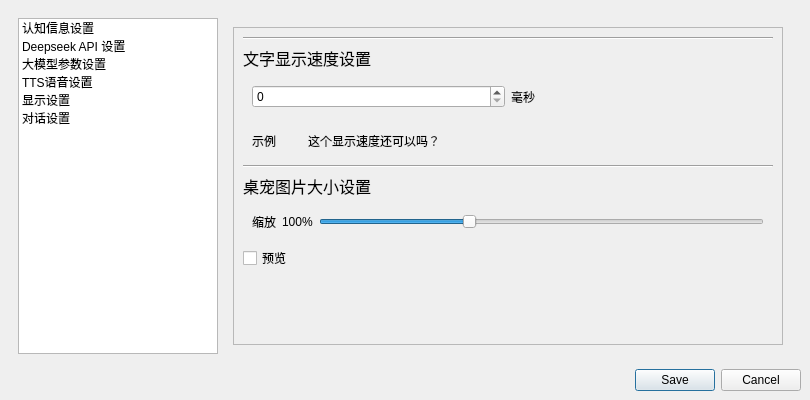
CodeCCsky/chatWithQing, file app/asset/xml/setting.ui: the form before one commit.
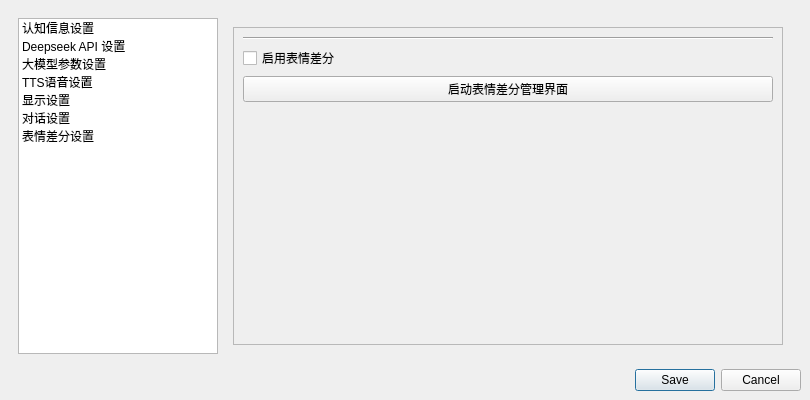
The form after the commit.

Commit message: upd 表情差分功能设置入口

Patch:
```diff
--- a/app/asset/xml/setting.ui
+++ b/app/asset/xml/setting.ui
@@ -74,6 +74,11 @@
            <string>对话设置</string>
           </property>
          </item>
+         <item>
+          <property name="text">
+           <string>表情差分设置</string>
+          </property>
+         </item>
         </widget>
        </item>
        <item>
@@ -85,7 +90,7 @@
           <set>Qt::ImhNone</set>
          </property>
          <property name="currentIndex">
-          <number>4</number>
+          <number>6</number>
          </property>
          <widget class="QWidget" name="stackedWidgetUser">
           <layout class="QHBoxLayout" name="horizontalLayout_16">
@@ -1062,6 +1067,63 @@
            </item>
           </layout>
          </widget>
+         <widget class="QWidget" name="stackedWidgetEmotionManage">
+          <layout class="QVBoxLayout" name="verticalLayout_2">
+           <item>
+            <widget class="QScrollArea" name="scrollArea">
+             <property name="widgetResizable">
+              <bool>true</bool>
+             </property>
+             <widget class="QWidget" name="scrollAreaWidgetEmotionManage">
+              <property name="geometry">
+               <rect>
+                <x>0</x>
+                <y>0</y>
+                <width>548</width>
+                <height>315</height>
+               </rect>
+              </property>
+              <layout class="QVBoxLayout" name="verticalLayout_3">
+               <item>
+                <widget class="Line" name="line_6">
+                 <property name="orientation">
+                  <enum>Qt::Horizontal</enum>
+                 </property>
+                </widget>
+               </item>
+               <item>
+                <widget class="QCheckBox" name="enableEmotionManageCheckBox">
+                 <property name="text">
+                  <string>启用表情差分</string>
+                 </property>
+                </widget>
+               </item>
+               <item>
+                <widget class="QPushButton" name="EmotionManagePushButton">
+                 <property name="text">
+                  <string>启动表情差分管理界面</string>
+                 </property>
+                </widget>
+               </item>
+               <item>
+                <spacer name="verticalSpacer">
+                 <property name="orientation">
+                  <enum>Qt::Vertical</enum>
+                 </property>
+                 <property name="sizeHint" stdset="0">
+                  <size>
+                   <width>20</width>
+                   <height>40</height>
+                  </size>
+                 </property>
+                </spacer>
+               </item>
+              </layout>
+             </widget>
+            </widget>
+           </item>
+          </layout>
+         </widget>
         </widget>
        </item>
       </layout>
```
The commit also changes 1 other file.
